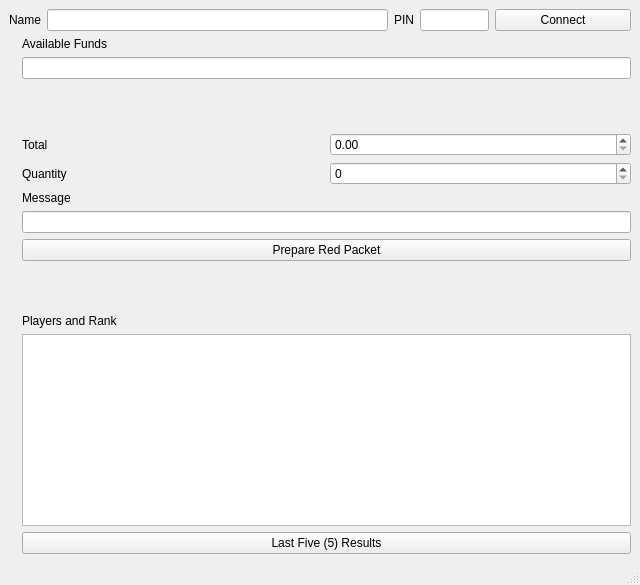
Before: the Qt Designer form HBClient/hongbao.ui in zdeschaux/HongBao, drawn with Qt 5.
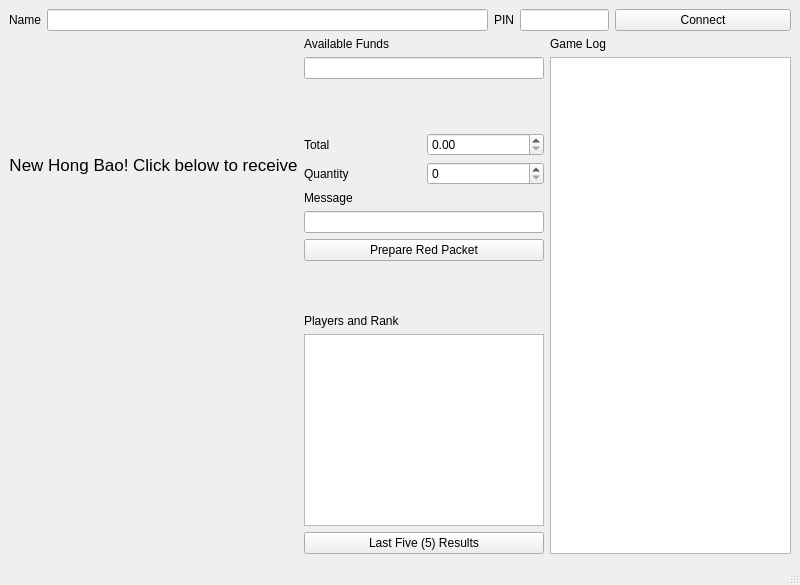
After: the same form once the commit is applied. Icons and pictures are not drawn.

Commit message: Added log, converted RCC

Patch:
```diff
--- a/HBClient/hongbao.ui
+++ b/HBClient/hongbao.ui
@@ -6,13 +6,13 @@
    <rect>
     <x>0</x>
     <y>0</y>
-    <width>640</width>
+    <width>800</width>
     <height>585</height>
    </rect>
   </property>
   <property name="minimumSize">
    <size>
-    <width>640</width>
+    <width>800</width>
     <height>585</height>
    </size>
   </property>
@@ -26,17 +26,7 @@
       <property name="sizeConstraint">
        <enum>QLayout::SetDefaultConstraint</enum>
       </property>
-      <item row="0" column="0">
-       <widget class="QLabel" name="hongbaoimg">
-        <property name="text">
-         <string/>
-        </property>
-        <property name="pixmap">
-         <pixmap resource="res.qrc">:/hongbao/hongbao.png</pixmap>
-        </property>
-       </widget>
-      </item>
-      <item row="0" column="1">
+      <item row="1" column="2">
        <layout class="QVBoxLayout" name="verticalLayout">
         <item>
          <widget class="QLabel" name="label">
@@ -152,6 +142,53 @@
         </item>
        </layout>
       </item>
+      <item row="1" column="3">
+       <layout class="QVBoxLayout" name="verticalLayout_2">
+        <item>
+         <widget class="QLabel" name="label_8">
+          <property name="text">
+           <string>Game Log</string>
+          </property>
+         </widget>
+        </item>
+        <item>
+         <widget class="QTextEdit" name="textEditLog">
+          <property name="readOnly">
+           <bool>true</bool>
+          </property>
+         </widget>
+        </item>
+       </layout>
+      </item>
+      <item row="1" column="0">
+       <layout class="QVBoxLayout" name="verticalLayout_3">
+        <item>
+         <widget class="QLabel" name="labelHongBao">
+          <property name="font">
+           <font>
+            <pointsize>13</pointsize>
+           </font>
+          </property>
+          <property name="text">
+           <string>New Hong Bao! Click below to receive</string>
+          </property>
+          <property name="alignment">
+           <set>Qt::AlignCenter</set>
+          </property>
+         </widget>
+        </item>
+        <item>
+         <widget class="QLabel" name="hongbaoimg">
+          <property name="text">
+           <string/>
+          </property>
+          <property name="pixmap">
+           <pixmap resource="res.qrc">:/hongbao/hongbao.png</pixmap>
+          </property>
+         </widget>
+        </item>
+       </layout>
+      </item>
      </layout>
     </item>
     <item row="0" column="0">
```
The commit also changes 2 other files.
